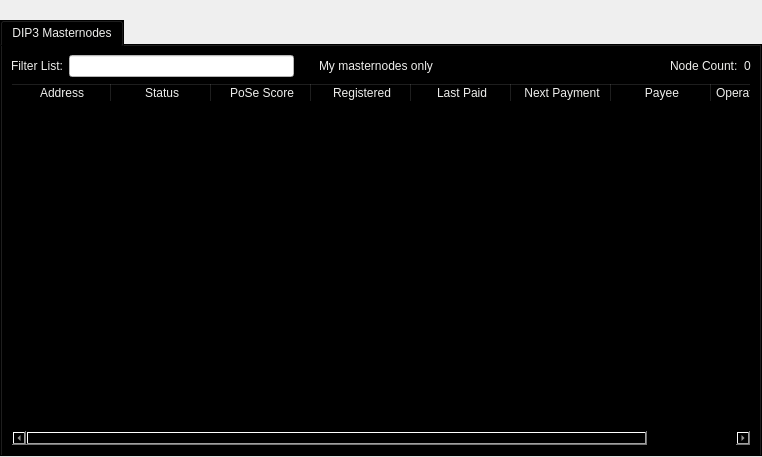
The window that src/qt/forms/masternodelist.ui (devilking6105/HTH) describes before a commit, drawn with Qt 5.
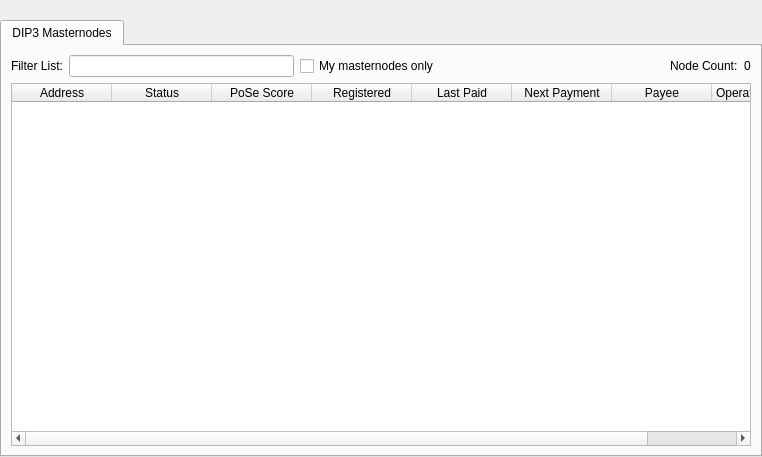
The same window after the commit.

```diff
--- a/src/qt/forms/masternodelist.ui
+++ b/src/qt/forms/masternodelist.ui
@@ -46,13 +46,6 @@
      </item>
      <item>
       <widget class="QTabWidget" name="tabWidget">
-       <property name="autoFillBackground">
-        <bool>false</bool>
-       </property>
-       <property name="styleSheet">
-        <string notr="true">background-color: rgb(0, 0, 0);
-color: rgb(238, 238, 236);</string>
-       </property>
        <property name="currentIndex">
         <number>0</number>
        </property>
@@ -78,10 +71,6 @@
              <property name="toolTip">
               <string>Filter masternode list</string>
              </property>
-             <property name="styleSheet">
-              <string notr="true">background-color: rgb(255, 255, 255);
-color: rgb(0, 0, 0);</string>
-             </property>
             </widget>
            </item>
            <item>
```
